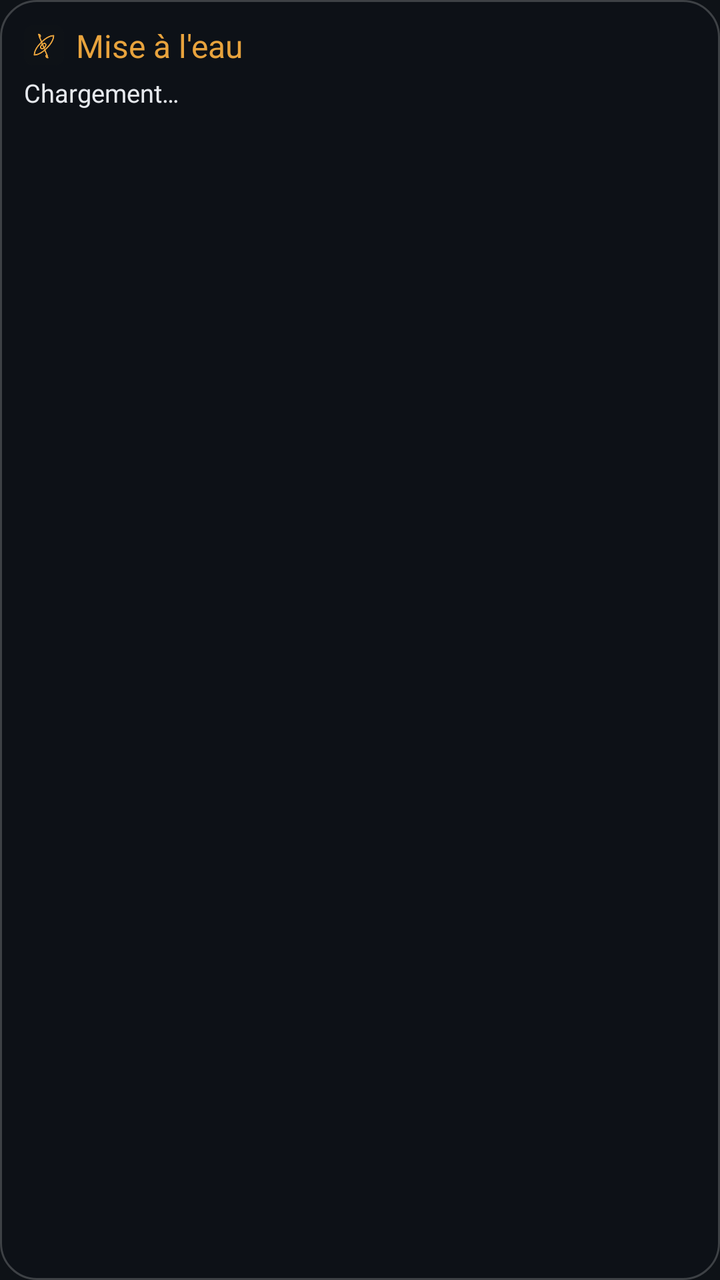
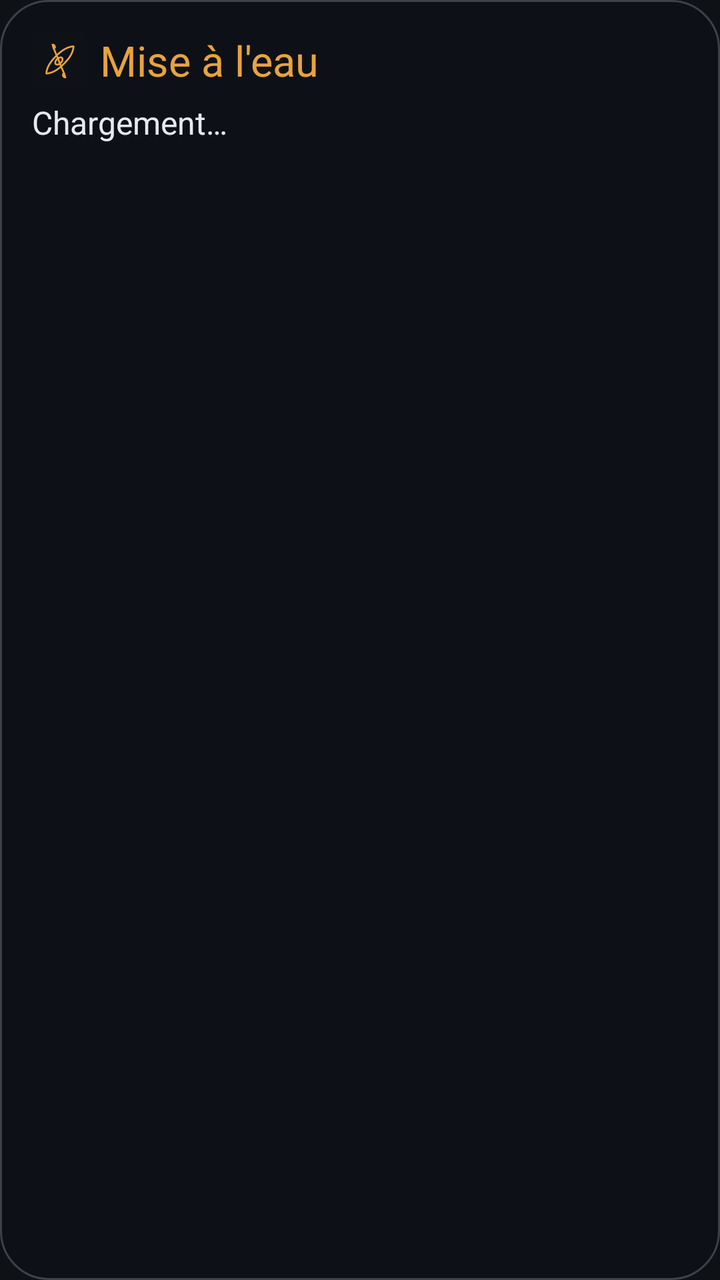

The first picture is an Android layout as it rendered before a commit; the second is the same layout after the commit. The layout source and the unified diff follow.
<!-- AndroidManifest.xml: application theme AppTheme -->
<!-- res/layout/widget.xml -->
<?xml version="1.0" encoding="utf-8"?>
<LinearLayout xmlns:android="http://schemas.android.com/apk/res/android"
    android:id="@+id/root" android:layout_width="match_parent" android:layout_height="match_parent"
    android:orientation="vertical" android:padding="12dp" android:background="@drawable/widget_bg">
    <LinearLayout android:layout_width="match_parent" android:layout_height="wrap_content" android:orientation="horizontal" android:gravity="center_vertical">
        <ImageView android:layout_width="20dp" android:layout_height="20dp" android:src="@mipmap/ic_launcher" android:layout_marginEnd="6dp" />
        <TextView android:layout_width="0dp" android:layout_weight="1" android:layout_height="wrap_content"
            android:text="@string/app_name" android:textColor="#E8A33D" android:textSize="16sp" android:maxLines="1" />
        <TextView android:id="@+id/maj" android:layout_width="wrap_content" android:layout_height="wrap_content"
            android:textColor="#8B93A1" android:textSize="10.5sp" />
    </LinearLayout>
    <TextView android:id="@+id/summary" android:layout_width="match_parent" android:layout_height="wrap_content"
        android:paddingTop="4dp" android:paddingBottom="4dp" android:textColor="#E6E9EE" android:textSize="12.5sp" android:text="Chargement…" />
        <LinearLayout android:id="@+id/row0" android:layout_width="match_parent" android:layout_height="wrap_content"
            android:orientation="horizontal" android:gravity="center_vertical" android:paddingTop="5dp" android:visibility="gone">
            <TextView android:id="@+id/dot0" android:layout_width="wrap_content" android:layout_height="wrap_content" android:text="●" android:textSize="11sp" android:paddingEnd="6dp" />
            <TextView android:id="@+id/name0" android:layout_width="0dp" android:layout_weight="1" android:layout_height="wrap_content"
                android:textColor="#E6E9EE" android:textSize="14sp" android:maxLines="1" android:ellipsize="end" />
            <TextView android:id="@+id/state0" android:layout_width="wrap_content" android:layout_height="wrap_content"
                android:textSize="12.5sp" android:maxLines="1" android:paddingStart="6dp" />
        </LinearLayout>
        <LinearLayout android:id="@+id/row1" android:layout_width="match_parent" android:layout_height="wrap_content"
            android:orientation="horizontal" android:gravity="center_vertical" android:paddingTop="5dp" android:visibility="gone">
            <TextView android:id="@+id/dot1" android:layout_width="wrap_content" android:layout_height="wrap_content" android:text="●" android:textSize="11sp" android:paddingEnd="6dp" />
            <TextView android:id="@+id/name1" android:layout_width="0dp" android:layout_weight="1" android:layout_height="wrap_content"
                android:textColor="#E6E9EE" android:textSize="14sp" android:maxLines="1" android:ellipsize="end" />
            <TextView android:id="@+id/state1" android:layout_width="wrap_content" android:layout_height="wrap_content"
                android:textSize="12.5sp" android:maxLines="1" android:paddingStart="6dp" />
        </LinearLayout>
        <LinearLayout android:id="@+id/row2" android:layout_width="match_parent" android:layout_height="wrap_content"
            android:orientation="horizontal" android:gravity="center_vertical" android:paddingTop="5dp" android:visibility="gone">
            <TextView android:id="@+id/dot2" android:layout_width="wrap_content" android:layout_height="wrap_content" android:text="●" android:textSize="11sp" android:paddingEnd="6dp" />
            <TextView android:id="@+id/name2" android:layout_width="0dp" android:layout_weight="1" android:layout_height="wrap_content"
                android:textColor="#E6E9EE" android:textSize="14sp" android:maxLines="1" android:ellipsize="end" />
            <TextView android:id="@+id/state2" android:layout_width="wrap_content" android:layout_height="wrap_content"
                android:textSize="12.5sp" android:maxLines="1" android:paddingStart="6dp" />
        </LinearLayout>
        <LinearLayout android:id="@+id/row3" android:layout_width="match_parent" android:layout_height="wrap_content"
            android:orientation="horizontal" android:gravity="center_vertical" android:paddingTop="5dp" android:visibility="gone">
            <TextView android:id="@+id/dot3" android:layout_width="wrap_content" android:layout_height="wrap_content" android:text="●" android:textSize="11sp" android:paddingEnd="6dp" />
            <TextView android:id="@+id/name3" android:layout_width="0dp" android:layout_weight="1" android:layout_height="wrap_content"
                android:textColor="#E6E9EE" android:textSize="14sp" android:maxLines="1" android:ellipsize="end" />
            <TextView android:id="@+id/state3" android:layout_width="wrap_content" android:layout_height="wrap_content"
                android:textSize="12.5sp" android:maxLines="1" android:paddingStart="6dp" />
        </LinearLayout>
        <LinearLayout android:id="@+id/row4" android:layout_width="match_parent" android:layout_height="wrap_content"
            android:orientation="horizontal" android:gravity="center_vertical" android:paddingTop="5dp" android:visibility="gone">
            <TextView android:id="@+id/dot4" android:layout_width="wrap_content" android:layout_height="wrap_content" android:text="●" android:textSize="11sp" android:paddingEnd="6dp" />
            <TextView android:id="@+id/name4" android:layout_width="0dp" android:layout_weight="1" android:layout_height="wrap_content"
                android:textColor="#E6E9EE" android:textSize="14sp" android:maxLines="1" android:ellipsize="end" />
            <TextView android:id="@+id/state4" android:layout_width="wrap_content" android:layout_height="wrap_content"
                android:textSize="12.5sp" android:maxLines="1" android:paddingStart="6dp" />
        </LinearLayout>
        <LinearLayout android:id="@+id/row5" android:layout_width="match_parent" android:layout_height="wrap_content"
            android:orientation="horizontal" android:gravity="center_vertical" android:paddingTop="5dp" android:visibility="gone">
            <TextView android:id="@+id/dot5" android:layout_width="wrap_content" android:layout_height="wrap_content" android:text="●" android:textSize="11sp" android:paddingEnd="6dp" />
            <TextView android:id="@+id/name5" android:layout_width="0dp" android:layout_weight="1" android:layout_height="wrap_content"
                android:textColor="#E6E9EE" android:textSize="14sp" android:maxLines="1" android:ellipsize="end" />
            <TextView android:id="@+id/state5" android:layout_width="wrap_content" android:layout_height="wrap_content"
                android:textSize="12.5sp" android:maxLines="1" android:paddingStart="6dp" />
        </LinearLayout>
        <LinearLayout android:id="@+id/row6" android:layout_width="match_parent" android:layout_height="wrap_content"
            android:orientation="horizontal" android:gravity="center_vertical" android:paddingTop="5dp" android:visibility="gone">
            <TextView android:id="@+id/dot6" android:layout_width="wrap_content" android:layout_height="wrap_content" android:text="●" android:textSize="11sp" android:paddingEnd="6dp" />
            <TextView android:id="@+id/name6" android:layout_width="0dp" android:layout_weight="1" android:layout_height="wrap_content"
                android:textColor="#E6E9EE" android:textSize="14sp" android:maxLines="1" android:ellipsize="end" />
            <TextView android:id="@+id/state6" android:layout_width="wrap_content" android:layout_height="wrap_content"
                android:textSize="12.5sp" android:maxLines="1" android:paddingStart="6dp" />
        </LinearLayout>
        <LinearLayout android:id="@+id/row7" android:layout_width="match_parent" android:layout_height="wrap_content"
            android:orientation="horizontal" android:gravity="center_vertical" android:paddingTop="5dp" android:visibility="gone">
            <TextView android:id="@+id/dot7" android:layout_width="wrap_content" android:layout_height="wrap_content" android:text="●" android:textSize="11sp" android:paddingEnd="6dp" />
            <TextView android:id="@+id/name7" android:layout_width="0dp" android:layout_weight="1" android:layout_height="wrap_content"
                android:textColor="#E6E9EE" android:textSize="14sp" android:maxLines="1" android:ellipsize="end" />
            <TextView android:id="@+id/state7" android:layout_width="wrap_content" android:layout_height="wrap_content"
                android:textSize="12.5sp" android:maxLines="1" android:paddingStart="6dp" />
        </LinearLayout>
</LinearLayout>
<!-- resources referenced by this layout -->
<resources>
  <!-- drawable widget_bg (drawable) -->
  <?xml version="1.0" encoding="utf-8"?>
  <shape xmlns:android="http://schemas.android.com/apk/res/android" android:shape="rectangle">
      <solid android:color="#EB0E1217" />
      <stroke android:width="1dp" android:color="#33FFFFFF" />
      <corners android:radius="18dp" />
  </shape>
  <!-- mipmap ic_launcher: png bitmap (mipmap-hdpi, 4208 bytes) -->
  <string name="app_name">Mise à l\'eau</string>
  <style name="AppTheme" parent="android:Theme.Material.NoActionBar">
          <item name="android:windowBackground">#0e1217</item>
          <item name="android:statusBarColor">#0e1217</item>
          <item name="android:navigationBarColor">#0e1217</item>
          <item name="android:colorAccent">#e8a33d</item>
      </style>
</resources>

<!-- the commit's change to res/layout/widget.xml (unified diff, before → after) -->
@@ -1,78 +1,94 @@
 <?xml version="1.0" encoding="utf-8"?>
 <LinearLayout xmlns:android="http://schemas.android.com/apk/res/android"
     android:id="@+id/root" android:layout_width="match_parent" android:layout_height="match_parent"
-    android:orientation="vertical" android:padding="12dp" android:background="@drawable/widget_bg">
+    android:orientation="vertical" android:padding="16dp" android:background="@drawable/widget_bg">
     <LinearLayout android:layout_width="match_parent" android:layout_height="wrap_content" android:orientation="horizontal" android:gravity="center_vertical">
-        <ImageView android:layout_width="20dp" android:layout_height="20dp" android:src="@mipmap/ic_launcher" android:layout_marginEnd="6dp" />
+        <ImageView android:layout_width="28dp" android:layout_height="28dp" android:src="@mipmap/ic_launcher" android:layout_marginEnd="6dp" />
         <TextView android:layout_width="0dp" android:layout_weight="1" android:layout_height="wrap_content"
-            android:text="@string/app_name" android:textColor="#E8A33D" android:textSize="16sp" android:maxLines="1" />
+            android:text="@string/app_name" android:textColor="#E8A33D" android:textSize="21sp" android:maxLines="1" />
         <TextView android:id="@+id/maj" android:layout_width="wrap_content" android:layout_height="wrap_content"
-            android:textColor="#8B93A1" android:textSize="10.5sp" />
+            android:textColor="#8B93A1" android:textSize="13sp" />
     </LinearLayout>
     <TextView android:id="@+id/summary" android:layout_width="match_parent" android:layout_height="wrap_content"
-        android:paddingTop="4dp" android:paddingBottom="4dp" android:textColor="#E6E9EE" android:textSize="12.5sp" android:text="Chargement…" />
+        android:paddingTop="6dp" android:paddingBottom="4dp" android:textColor="#E6E9EE" android:textSize="16sp" android:text="Chargement…" />
         <LinearLayout android:id="@+id/row0" android:layout_width="match_parent" android:layout_height="wrap_content"
-            android:orientation="horizontal" android:gravity="center_vertical" android:paddingTop="5dp" android:visibility="gone">
-            <TextView android:id="@+id/dot0" android:layout_width="wrap_content" android:layout_height="wrap_content" android:text="●" android:textSize="11sp" android:paddingEnd="6dp" />
+            android:orientation="horizontal" android:gravity="center_vertical" android:paddingTop="9dp" android:visibility="gone">
+            <TextView android:id="@+id/dot0" android:layout_width="wrap_content" android:layout_height="wrap_content" android:text="●" android:textSize="14sp" android:paddingEnd="6dp" />
             <TextView android:id="@+id/name0" android:layout_width="0dp" android:layout_weight="1" android:layout_height="wrap_content"
-                android:textColor="#E6E9EE" android:textSize="14sp" android:maxLines="1" android:ellipsize="end" />
+                android:textColor="#E6E9EE" android:textSize="18sp" android:maxLines="1" android:ellipsize="end" />
             <TextView android:id="@+id/state0" android:layout_width="wrap_content" android:layout_height="wrap_content"
-                android:textSize="12.5sp" android:maxLines="1" android:paddingStart="6dp" />
+                android:textSize="15sp" android:maxLines="1" android:paddingStart="6dp" />
         </LinearLayout>
         <LinearLayout android:id="@+id/row1" android:layout_width="match_parent" android:layout_height="wrap_content"
-            android:orientation="horizontal" android:gravity="center_vertical" android:paddingTop="5dp" android:visibility="gone">
-            <TextView android:id="@+id/dot1" android:layout_width="wrap_content" android:layout_height="wrap_content" android:text="●" android:textSize="11sp" android:paddingEnd="6dp" />
+            android:orientation="horizontal" android:gravity="center_vertical" android:paddingTop="9dp" android:visibility="gone">
+            <TextView android:id="@+id/dot1" android:layout_width="wrap_content" android:layout_height="wrap_content" android:text="●" android:textSize="14sp" android:paddingEnd="6dp" />
             <TextView android:id="@+id/name1" android:layout_width="0dp" android:layout_weight="1" android:layout_height="wrap_content"
-                android:textColor="#E6E9EE" android:textSize="14sp" android:maxLines="1" android:ellipsize="end" />
+                android:textColor="#E6E9EE" android:textSize="18sp" android:maxLines="1" android:ellipsize="end" />
             <TextView android:id="@+id/state1" android:layout_width="wrap_content" android:layout_height="wrap_content"
-                android:textSize="12.5sp" android:maxLines="1" android:paddingStart="6dp" />
+                android:textSize="15sp" android:maxLines="1" android:paddingStart="6dp" />
         </LinearLayout>
         <LinearLayout android:id="@+id/row2" android:layout_width="match_parent" android:layout_height="wrap_content"
-            android:orientation="horizontal" android:gravity="center_vertical" android:paddingTop="5dp" android:visibility="gone">
-            <TextView android:id="@+id/dot2" android:layout_width="wrap_content" android:layout_height="wrap_content" android:text="●" android:textSize="11sp" android:paddingEnd="6dp" />
+            android:orientation="horizontal" android:gravity="center_vertical" android:paddingTop="9dp" android:visibility="gone">
+            <TextView android:id="@+id/dot2" android:layout_width="wrap_content" android:layout_height="wrap_content" android:text="●" android:textSize="14sp" android:paddingEnd="6dp" />
             <TextView android:id="@+id/name2" android:layout_width="0dp" android:layout_weight="1" android:layout_height="wrap_content"
-                android:textColor="#E6E9EE" android:textSize="14sp" android:maxLines="1" android:ellipsize="end" />
+                android:textColor="#E6E9EE" android:textSize="18sp" android:maxLines="1" android:ellipsize="end" />
             <TextView android:id="@+id/state2" android:layout_width="wrap_content" android:layout_height="wrap_content"
-                android:textSize="12.5sp" android:maxLines="1" android:paddingStart="6dp" />
+                android:textSize="15sp" android:maxLines="1" android:paddingStart="6dp" />
         </LinearLayout>
         <LinearLayout android:id="@+id/row3" android:layout_width="match_parent" android:layout_height="wrap_content"
-            android:orientation="horizontal" android:gravity="center_vertical" android:paddingTop="5dp" android:visibility="gone">
-            <TextView android:id="@+id/dot3" android:layout_width="wrap_content" android:layout_height="wrap_content" android:text="●" android:textSize="11sp" android:paddingEnd="6dp" />
+            android:orientation="horizontal" android:gravity="center_vertical" android:paddingTop="9dp" android:visibility="gone">
+            <TextView android:id="@+id/dot3" android:layout_width="wrap_content" android:layout_height="wrap_content" android:text="●" android:textSize="14sp" android:paddingEnd="6dp" />
             <TextView android:id="@+id/name3" android:layout_width="0dp" android:layout_weight="1" android:layout_height="wrap_content"
-                android:textColor="#E6E9EE" android:textSize="14sp" android:maxLines="1" android:ellipsize="end" />
+                android:textColor="#E6E9EE" android:textSize="18sp" android:maxLines="1" android:ellipsize="end" />
             <TextView android:id="@+id/state3" android:layout_width="wrap_content" android:layout_height="wrap_content"
-                android:textSize="12.5sp" android:maxLines="1" android:paddingStart="6dp" />
+                android:textSize="15sp" android:maxLines="1" android:paddingStart="6dp" />
         </LinearLayout>
         <LinearLayout android:id="@+id/row4" android:layout_width="match_parent" android:layout_height="wrap_content"
-            android:orientation="horizontal" android:gravity="center_vertical" android:paddingTop="5dp" android:visibility="gone">
-            <TextView android:id="@+id/dot4" android:layout_width="wrap_content" android:layout_height="wrap_content" android:text="●" android:textSize="11sp" android:paddingEnd="6dp" />
+            android:orientation="horizontal" android:gravity="center_vertical" android:paddingTop="9dp" android:visibility="gone">
+            <TextView android:id="@+id/dot4" android:layout_width="wrap_content" android:layout_height="wrap_content" android:text="●" android:textSize="14sp" android:paddingEnd="6dp" />
             <TextView android:id="@+id/name4" android:layout_width="0dp" android:layout_weight="1" android:layout_height="wrap_content"
-                android:textColor="#E6E9EE" android:textSize="14sp" android:maxLines="1" android:ellipsize="end" />
+                android:textColor="#E6E9EE" android:textSize="18sp" android:maxLines="1" android:ellipsize="end" />
             <TextView android:id="@+id/state4" android:layout_width="wrap_content" android:layout_height="wrap_content"
-                android:textSize="12.5sp" android:maxLines="1" android:paddingStart="6dp" />
+                android:textSize="15sp" android:maxLines="1" android:paddingStart="6dp" />
         </LinearLayout>
         <LinearLayout android:id="@+id/row5" android:layout_width="match_parent" android:layout_height="wrap_content"
-            android:orientation="horizontal" android:gravity="center_vertical" android:paddingTop="5dp" android:visibility="gone">
-            <TextView android:id="@+id/dot5" android:layout_width="wrap_content" android:layout_height="wrap_content" android:text="●" android:textSize="11sp" android:paddingEnd="6dp" />
+            android:orientation="horizontal" android:gravity="center_vertical" android:paddingTop="9dp" android:visibility="gone">
+            <TextView android:id="@+id/dot5" android:layout_width="wrap_content" android:layout_height="wrap_content" android:text="●" android:textSize="14sp" android:paddingEnd="6dp" />
             <TextView android:id="@+id/name5" android:layout_width="0dp" android:layout_weight="1" android:layout_height="wrap_content"
-                android:textColor="#E6E9EE" android:textSize="14sp" android:maxLines="1" android:ellipsize="end" />
+                android:textColor="#E6E9EE" android:textSize="18sp" android:maxLines="1" android:ellipsize="end" />
             <TextView android:id="@+id/state5" android:layout_width="wrap_content" android:layout_height="wrap_content"
-                android:textSize="12.5sp" android:maxLines="1" android:paddingStart="6dp" />
+                android:textSize="15sp" android:maxLines="1" android:paddingStart="6dp" />
         </LinearLayout>
         <LinearLayout android:id="@+id/row6" android:layout_width="match_parent" android:layout_height="wrap_content"
-            android:orientation="horizontal" android:gravity="center_vertical" android:paddingTop="5dp" android:visibility="gone">
-            <TextView android:id="@+id/dot6" android:layout_width="wrap_content" android:layout_height="wrap_content" android:text="●" android:textSize="11sp" android:paddingEnd="6dp" />
+            android:orientation="horizontal" android:gravity="center_vertical" android:paddingTop="9dp" android:visibility="gone">
+            <TextView android:id="@+id/dot6" android:layout_width="wrap_content" android:layout_height="wrap_content" android:text="●" android:textSize="14sp" android:paddingEnd="6dp" />
             <TextView android:id="@+id/name6" android:layout_width="0dp" android:layout_weight="1" android:layout_height="wrap_content"
-                android:textColor="#E6E9EE" android:textSize="14sp" android:maxLines="1" android:ellipsize="end" />
+                android:textColor="#E6E9EE" android:textSize="18sp" android:maxLines="1" android:ellipsize="end" />
             <TextView android:id="@+id/state6" android:layout_width="wrap_content" android:layout_height="wrap_content"
-                android:textSize="12.5sp" android:maxLines="1" android:paddingStart="6dp" />
+                android:textSize="15sp" android:maxLines="1" android:paddingStart="6dp" />
         </LinearLayout>
         <LinearLayout android:id="@+id/row7" android:layout_width="match_parent" android:layout_height="wrap_content"
-            android:orientation="horizontal" android:gravity="center_vertical" android:paddingTop="5dp" android:visibility="gone">
-            <TextView android:id="@+id/dot7" android:layout_width="wrap_content" android:layout_height="wrap_content" android:text="●" android:textSize="11sp" android:paddingEnd="6dp" />
+            android:orientation="horizontal" android:gravity="center_vertical" android:paddingTop="9dp" android:visibility="gone">
+            <TextView android:id="@+id/dot7" android:layout_width="wrap_content" android:layout_height="wrap_content" android:text="●" android:textSize="14sp" android:paddingEnd="6dp" />
             <TextView android:id="@+id/name7" android:layout_width="0dp" android:layout_weight="1" android:layout_height="wrap_content"
-                android:textColor="#E6E9EE" android:textSize="14sp" android:maxLines="1" android:ellipsize="end" />
+                android:textColor="#E6E9EE" android:textSize="18sp" android:maxLines="1" android:ellipsize="end" />
             <TextView android:id="@+id/state7" android:layout_width="wrap_content" android:layout_height="wrap_content"
-                android:textSize="12.5sp" android:maxLines="1" android:paddingStart="6dp" />
+                android:textSize="15sp" android:maxLines="1" android:paddingStart="6dp" />
+        </LinearLayout>
+        <LinearLayout android:id="@+id/row8" android:layout_width="match_parent" android:layout_height="wrap_content"
+            android:orientation="horizontal" android:gravity="center_vertical" android:paddingTop="9dp" android:visibility="gone">
+            <TextView android:id="@+id/dot8" android:layout_width="wrap_content" android:layout_height="wrap_content" android:text="●" android:textSize="14sp" android:paddingEnd="6dp" />
+            <TextView android:id="@+id/name8" android:layout_width="0dp" android:layout_weight="1" android:layout_height="wrap_content"
+                android:textColor="#E6E9EE" android:textSize="18sp" android:maxLines="1" android:ellipsize="end" />
+            <TextView android:id="@+id/state8" android:layout_width="wrap_content" android:layout_height="wrap_content"
+                android:textSize="15sp" android:maxLines="1" android:paddingStart="6dp" />
+        </LinearLayout>
+        <LinearLayout android:id="@+id/row9" android:layout_width="match_parent" android:layout_height="wrap_content"
+            android:orientation="horizontal" android:gravity="center_vertical" android:paddingTop="9dp" android:visibility="gone">
+            <TextView android:id="@+id/dot9" android:layout_width="wrap_content" android:layout_height="wrap_content" android:text="●" android:textSize="14sp" android:paddingEnd="6dp" />
+            <TextView android:id="@+id/name9" android:layout_width="0dp" android:layout_weight="1" android:layout_height="wrap_content"
+                android:textColor="#E6E9EE" android:textSize="18sp" android:maxLines="1" android:ellipsize="end" />
+            <TextView android:id="@+id/state9" android:layout_width="wrap_content" android:layout_height="wrap_content"
+                android:textSize="15sp" android:maxLines="1" android:paddingStart="6dp" />
         </LinearLayout>
 </LinearLayout>
<!-- resource entries referenced after the edit -->
@@ -5,7 +5,7 @@
   <shape xmlns:android="http://schemas.android.com/apk/res/android" android:shape="rectangle">
       <solid android:color="#EB0E1217" />
       <stroke android:width="1dp" android:color="#33FFFFFF" />
-      <corners android:radius="18dp" />
+      <corners android:radius="24dp" />
   </shape>
   <!-- mipmap ic_launcher: png bitmap (mipmap-hdpi, 4208 bytes) -->
   <string name="app_name">Mise à l\'eau</string>
